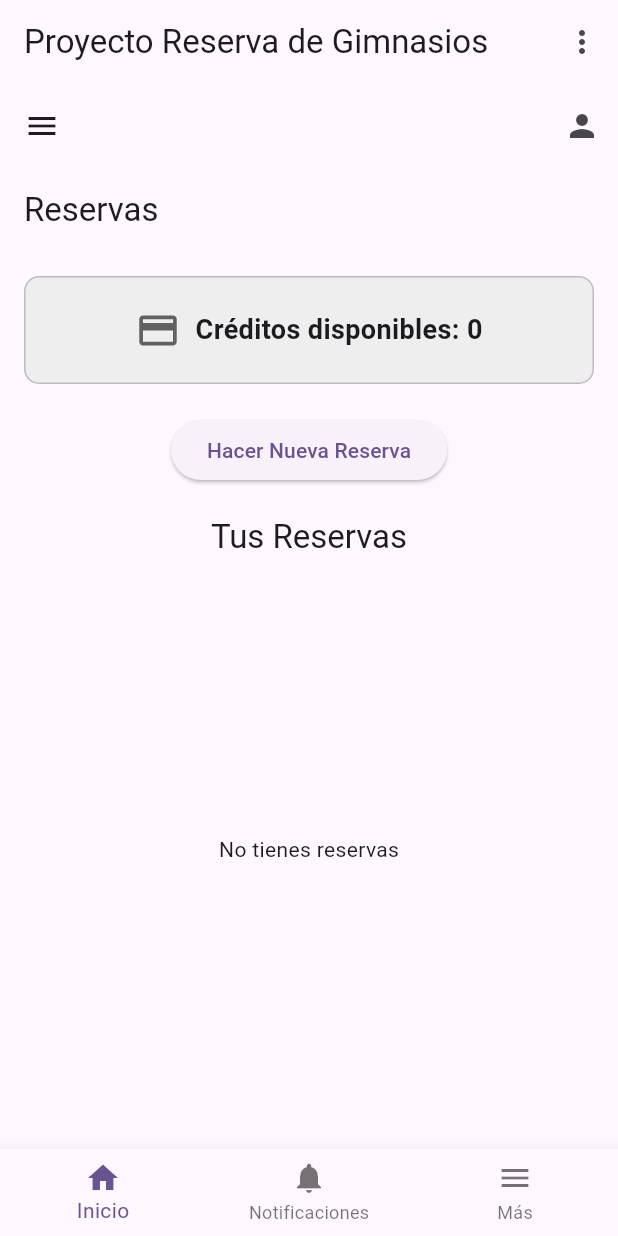
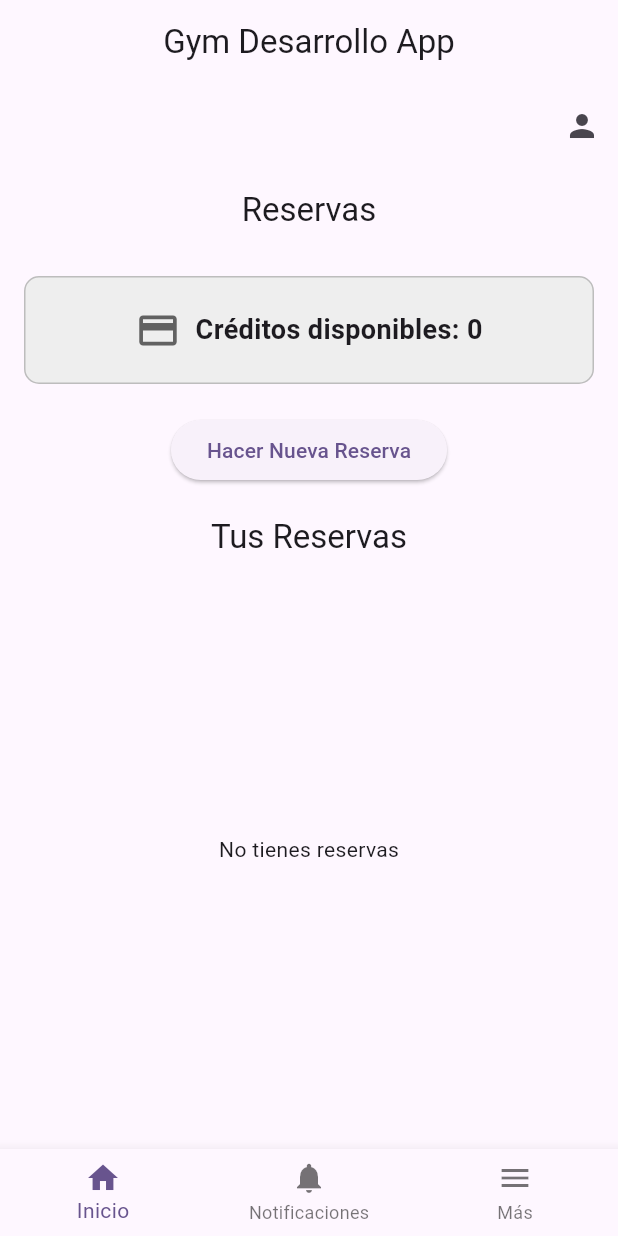
Before and after one commit to santiconstantopoulos/proyecto_gimnasio_esquel, a Flutter app: the screen it shows once a user with an empty profile is signed in, on a phone screen of 412 x 824 dp. Run offline on Flutter 3.47's test engine with Material 3 defaults, Android fonts, the light colour scheme and no system bars; our stand-ins replace cloud_firestore, firebase_auth, firebase_core; missing offline and left inert: firebase_ui_auth, firebase_ui_oauth_google; accounts and stored records are empty.

Commit message:
seccion mas y ui/ux

```diff
--- a/lib/features/home/home.dart
+++ b/lib/features/home/home.dart
@@ -1,5 +1,4 @@
 import 'package:flutter/material.dart';
-
 import 'package:proyecto_gimnasio_esquel/features/dark_mode_screen.dart';
 import 'package:proyecto_gimnasio_esquel/features/profile/profile_screen.dart';
 import 'package:proyecto_gimnasio_esquel/features/reservations/reservations_screen.dart';
@@ -11,17 +10,48 @@ class HomeScreen extends StatefulWidget {
   State<HomeScreen> createState() => _HomeScreenState();
 }
 
-class _HomeScreenState extends State<HomeScreen> {
+class _HomeScreenState extends State<HomeScreen>
+    with SingleTickerProviderStateMixin {
   int _selectedIndex = 0;
+  late AnimationController _controller;
+  bool _showMoreOptions = false; // Control para mostrar/ocultar la lista
 
   final List<Widget> _screens = [
-    // Contenido de la pantalla inicial
-    const ReservationsScreen(), // Pantalla de reservas
-    // Contenido de la pantalla de notificaciones
+    const ReservationsScreen(),
     const Center(child: Text('Notificaciones')),
-    // Contenido de la pantalla del menú lateral
-    const Center(child: Text('Menú')),
+    const Center(child: Text('Contenido de la pantalla "Más"')), // Aquí va el contenido de la pantalla "Más"
   ];
+
+  @override
+  void initState() {
+    super.initState();
+    _controller = AnimationController(
+      vsync: this,
+      duration: const Duration(milliseconds: 300), // Ajusta la duración de la animación
+    );
+  }
+
+  @override
+  void dispose() {
+    _controller.dispose();
+    super.dispose();
+  }
+
+  void _toggleMoreOptions() {
+    setState(() {
+      _showMoreOptions = !_showMoreOptions;
+      if (_showMoreOptions) {
+        _controller.forward();
+      } else {
+        _controller.reverse();
+      }
+    });
+  }
+
+
+//TODO  Hace falta arreglar la sección "mas" para que abra todas las secciones posibles. Reservas, beneficios, creditos, historial, etc.
+
+
 
   @override
   Widget build(BuildContext context) {
@@ -31,22 +61,100 @@ class _HomeScreenState extends State<HomeScreen> {
           IconButton(
             icon: const Icon(Icons.person),
             onPressed: () {
-              Navigator.push(
-                context,
-                MaterialPageRoute(
-                  builder: (context) => const ProfileScreen(),
-                ),
-              );
+              // Lógica para abrir el perfil (opcional)
             },
           )
         ],
       ),
-      body: _screens[_selectedIndex],
+      body: Stack(
+        alignment: Alignment.bottomCenter,
+        children: [
+          _screens[_selectedIndex], // La pantalla actual
+          // La lista de opciones solo se muestra si _showMoreOptions es true
+          AnimatedOpacity(
+            opacity: _showMoreOptions ? 1.0 : 0.0,
+            duration: const Duration(milliseconds: 300),
+            child: AnimatedContainer(
+              duration: const Duration(milliseconds: 300),
+              height: _showMoreOptions ? 200 : 0, // Ajusta la altura según la lista
+              padding: const EdgeInsets.symmetric(vertical: 16),
+              decoration: const BoxDecoration(
+                color: Colors.white,
+                borderRadius: BorderRadius.only(
+                  topLeft: Radius.circular(20),
+                  topRight: Radius.circular(20),
+                ),
+              ),
+              child: Column(
+                mainAxisSize: MainAxisSize.min,
+                children: [
+                  ListTile(
+                    leading: const Icon(Icons.edit),
+                    title: const Text('Editar Perfil'),
+                    onTap: () {
+                      // Navega a la pantalla de editar perfil
+                      _toggleMoreOptions();
+                      Navigator.push(
+                        context,
+                        MaterialPageRoute(
+                          builder: (context) => const ProfileScreen(), // Ejemplo
+                        ),
+                      );
+                    },
+                  ),
+                  ListTile(
+                    leading: const Icon(Icons.person),
+                    title: const Text('Mi Perfil'),
+                    onTap: () {
+                      // Navega a la pantalla de perfil
+                      _toggleMoreOptions();
+                      Navigator.push(
+                        context,
+                        MaterialPageRoute(
+                          builder: (context) => const ProfileScreen(), // Ejemplo
+                        ),
+                      );
+                    },
+                  ),
+                  ListTile(
+                    leading: const Icon(Icons.logout),
+                    title: const Text('Cerrar Sesión'),
+                    onTap: () {
+                      // Maneja la lógica de cierre de sesión
+                      _toggleMoreOptions();
+                    },
+                  ),
+                  ListTile(
+                    leading: const Icon(Icons.notifications),
+                    title: const Text('Notificaciones'),
+                    onTap: () {
+                      // Navega a la pantalla de notificaciones
+                      _toggleMoreOptions();
+                      Navigator.push(
+                        context,
+                        MaterialPageRoute(
+                          builder: (context) => const Center(
+                              child: Text('Notificaciones Screen')), // Ejemplo
+                        ),
+                      );
+                    },
+                  ),
+                ],
+              ),
+            ),
+          ),
+        ],
+      ),
       bottomNavigationBar: BottomNavigationBar(
         currentIndex: _selectedIndex,
         onTap: (index) {
           setState(() {
             _selectedIndex = index;
+            if (index == 2) {
+              _toggleMoreOptions();
+            } else if (_showMoreOptions) {
+              _toggleMoreOptions();
+            }
           });
         },
         items: const [
@@ -64,81 +172,6 @@ class _HomeScreenState extends State<HomeScreen> {
           ),
         ],
       ),
-      drawer: Drawer(
-        child: ListView(
-          padding: EdgeInsets.zero,
-          children: [
-            const DrawerHeader(
-              decoration: BoxDecoration(
-                color: Colors.blue,
-              ),
-              child: Text('Secciones de la App'),
-            ),
-            ListTile(
-              leading: const Icon(Icons.home),
-              title: const Text('Inicio'),
-              onTap: () {
-                Navigator.pop(context);
-                setState(() {
-                  _selectedIndex = 0; // Selecciona Inicio
-                });
-              },
-            ),
-            ListTile(
-              leading: const Icon(Icons.search),
-              title: const Text('Buscar'),
-              onTap: () {
-                // Lógica para navegar a Buscar
-                Navigator.pop(context);
-              },
-            ),
-            ListTile(
-              leading: const Icon(Icons.notifications),
-              title: const Text('Notificaciones'),
-              onTap: () {
-                Navigator.pop(context);
-                setState(() {
-                  _selectedIndex = 1;
-                });
-              },
-            ),
-            ListTile(
-              leading: const Icon(Icons.favorite),
-              title: const Text('Favoritos'),
-              onTap: () {
-                Navigator.pop(context);
-              },
-            ),
-            ListTile(
-              leading: const Icon(Icons.local_offer),
-              title: const Text('Ofertas'),
-              onTap: () {
-                Navigator.pop(context);
-              },
-            ),
-            ListTile(
-              leading: const Icon(Icons.settings),
-              title: const Text('Opciones'),
-              onTap: () {
-                Navigator.push(
-                  context,
-                  MaterialPageRoute(
-                      builder: (context) => const DarkModeScreen()),
-                );
-                Navigator.pop(context);
-              },
-            ),
-            ListTile(
-              leading: const Icon(Icons.headset_mic),
-              title: const Text('Ayuda'),
-              onTap: () {
-                // Lógica para navegar a Ayuda
-                Navigator.pop(context);
-              },
-            ),
-          ],
-        ),
-      ),
     );
   }
 }
--- a/lib/features/login/auth_gate.dart
+++ b/lib/features/login/auth_gate.dart
@@ -12,8 +12,8 @@ class AuthGate extends StatelessWidget {
   Widget build(BuildContext context) {
     return Scaffold(
       appBar: AppBar(
-        title: const Text("Proyecto Reserva de Gimnasios"),
-        actions: [
+        title: const Text("Gym Desarrollo App"), centerTitle: true,
+        /* actions: [
           // Botón de 3 puntos
           PopupMenuButton<int>(
             onSelected: (item) {
@@ -39,7 +39,7 @@ class AuthGate extends StatelessWidget {
               ),
             ],
           ),
-        ],
+        ], */
       ),
       body: StreamBuilder<User?>(
         stream: FirebaseAuth.instance.authStateChanges(),
@@ -89,11 +89,12 @@ class AuthGate extends StatelessWidget {
     );
   }
 
-  void _showSidebar(BuildContext context) {
+/*   void _showSidebar(BuildContext context) {
     ScaffoldMessenger.of(context).showSnackBar(
       const SnackBar(content: Text('Sidebar abierta')),
     );
-  }
+  } */
+
 
   Future<void> _signOut(BuildContext context) async {
     await FirebaseAuth.instance.signOut();
--- a/lib/features/reservations/reservations_screen.dart
+++ b/lib/features/reservations/reservations_screen.dart
@@ -263,7 +263,7 @@ class _ReservationsScreenState extends State<ReservationsScreen> {
   Widget build(BuildContext context) {
     return Scaffold(
       appBar: AppBar(
-        title: const Text('Reservas'),
+        title: const Text('Reservas'), centerTitle: true,
       ),
       body: Padding(
         padding: const EdgeInsets.all(16.0),
```
